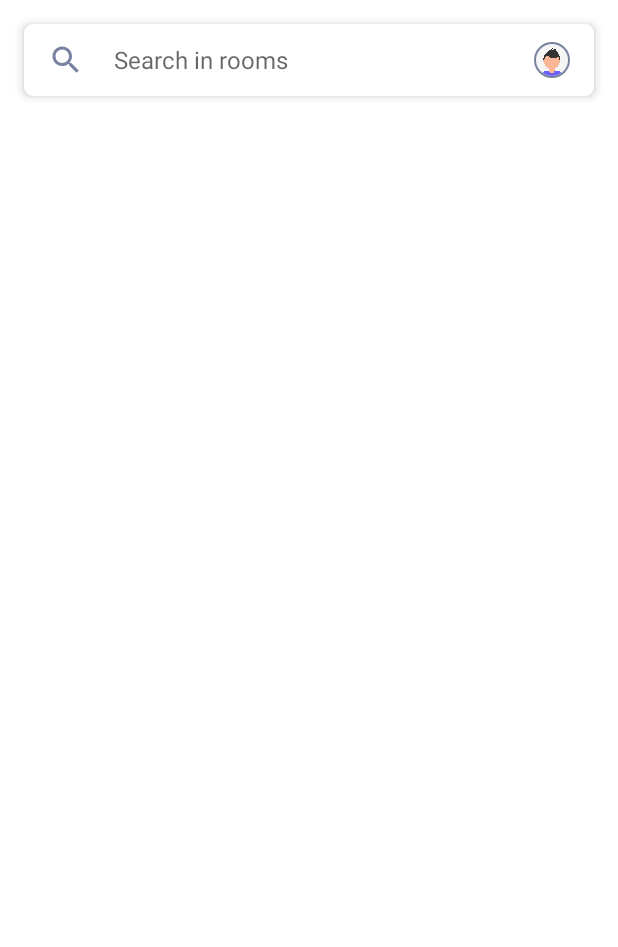
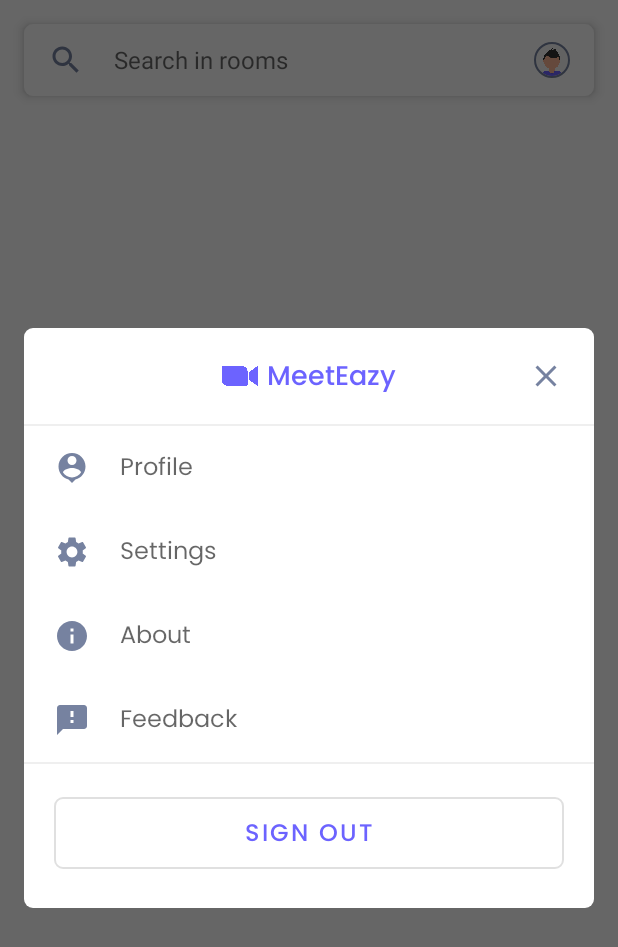
Before and after one commit to pushpendra1337/MeetEazy, an Android app: the HomeActivity screen opened directly, with no data from a screen before it, after a tap on an icon or button, on a phone screen of 412 x 824 dp. Shown: the top 947 px of the screen. Run offline under Robolectric (Android 15) with nearby library versions, the phone set to English and light mode, and no system bars; our stand-ins replace CircleImageView, Firebase (no records; nobody signed in at launch, a user with empty details on screens opened directly).

Commit message:
Create method to show and dismiss Profile dialog

```diff
--- a/app/src/main/java/net/intensecorp/meeteazy/activities/HomeActivity.java
+++ b/app/src/main/java/net/intensecorp/meeteazy/activities/HomeActivity.java
@@ -1,7 +1,11 @@
 package net.intensecorp.meeteazy.activities;
 
+import android.app.AlertDialog;
+import android.content.Intent;
+import android.graphics.drawable.ColorDrawable;
 import android.os.Bundle;
 import android.util.Log;
+import android.view.LayoutInflater;
 import android.view.Menu;
 import android.view.MenuItem;
 import android.view.View;
@@ -26,6 +30,11 @@ import de.hdodenhof.circleimageview.CircleImageView;
 public class HomeActivity extends AppCompatActivity {
 
     private static final String TAG = HomeActivity.class.getSimpleName();
+    private static final String FEEDBACK_EMAIL_TYPE = "text/html";
+    private static final String FEEDBACK_EMAIL_HANDLER_PACKAGE = "com.google.android.gm";
+    private static final String[] FEEDBACK_RECIPIENTS_EMAIL_ADDRESS = {"pushpendray1337@gmail.com"};
+    private static final String FEEDBACK_EMAIL_SUBJECT = "Feedback on MeetEazy app";
+    private AlertDialog mProfileDialog;
     private FirebaseAuth mAuth;
 
     @Override
@@ -58,7 +67,7 @@ public class HomeActivity extends AppCompatActivity {
 
         CircleImageView profilePicture = view.findViewById(R.id.circleImageView_profile_picture);
 
-        profilePicture.setOnClickListener(v -> Toast.makeText(HomeActivity.this, "Profile", Toast.LENGTH_SHORT).show());
+        profilePicture.setOnClickListener(v -> showProfileDialog());
 
         return super.onCreateOptionsMenu(menu);
     }
@@ -87,4 +96,81 @@ public class HomeActivity extends AppCompatActivity {
                 .addOnSuccessListener(aVoid -> Log.d(TAG, "Token successfully updated: " + token))
                 .addOnFailureListener(e -> Log.e(TAG, "Failed to update token: " + e.getMessage()));
     }
+
+    private void showProfileDialog() {
+        if (mProfileDialog == null) {
+
+            AlertDialog.Builder builder = new AlertDialog.Builder(HomeActivity.this);
+            View view = LayoutInflater.from(this).inflate(R.layout.dialog_profile, findViewById(R.id.scrollView_dialog_container));
+            builder.setView(view);
+            mProfileDialog = builder.create();
+
+            if (mProfileDialog.getWindow() != null) {
+                mProfileDialog.getWindow().setBackgroundDrawable(new ColorDrawable(0));
+            }
+
+            view.findViewById(R.id.linearLayout_profile).setOnClickListener(v -> {
+                dismissProfileDialog();
+
+                startProfileActivity();
+            });
+
+            view.findViewById(R.id.linearLayout_settings).setOnClickListener(v -> {
+                dismissProfileDialog();
+
+                startSettingsActivity();
+            });
+
+            view.findViewById(R.id.linearLayout_about).setOnClickListener(v -> {
+                dismissProfileDialog();
+
+                startAboutActivity();
+            });
+
+            view.findViewById(R.id.linearLayout_feedback).setOnClickListener(v -> {
+                dismissProfileDialog();
+
+                sendEmail();
+            });
+
+            view.findViewById(R.id.button_sign_out).setOnClickListener(v -> {
+                dismissProfileDialog();
+                Toast.makeText(HomeActivity.this, "Sign Out", Toast.LENGTH_SHORT).show();
+            });
+
+            view.findViewById(R.id.imageView_close).setOnClickListener(v -> dismissProfileDialog());
+        }
+
+        mProfileDialog.show();
+    }
+
+    private void dismissProfileDialog() {
+        if (mProfileDialog != null) {
+            mProfileDialog.dismiss();
+        }
+    }
+
+    private void startProfileActivity() {
+        Intent profileIntent = new Intent(getApplicationContext(), ProfileActivity.class);
+        startActivity(profileIntent);
+    }
+
+    private void startSettingsActivity() {
+        Intent settingsIntent = new Intent(getApplicationContext(), SettingsActivity.class);
+        startActivity(settingsIntent);
+    }
+
+    private void startAboutActivity() {
+        Intent aboutIntent = new Intent(getApplicationContext(), AboutActivity.class);
+        startActivity(aboutIntent);
+    }
+
+    private void sendEmail() {
+        Intent emailIntent = new Intent(Intent.ACTION_SEND);
+        emailIntent.putExtra(Intent.EXTRA_EMAIL, FEEDBACK_RECIPIENTS_EMAIL_ADDRESS);
+        emailIntent.putExtra(Intent.EXTRA_SUBJECT, FEEDBACK_EMAIL_SUBJECT);
+        emailIntent.setType(FEEDBACK_EMAIL_TYPE);
+        emailIntent.setPackage(FEEDBACK_EMAIL_HANDLER_PACKAGE);
+        startActivity(emailIntent);
+    }
 }
```
